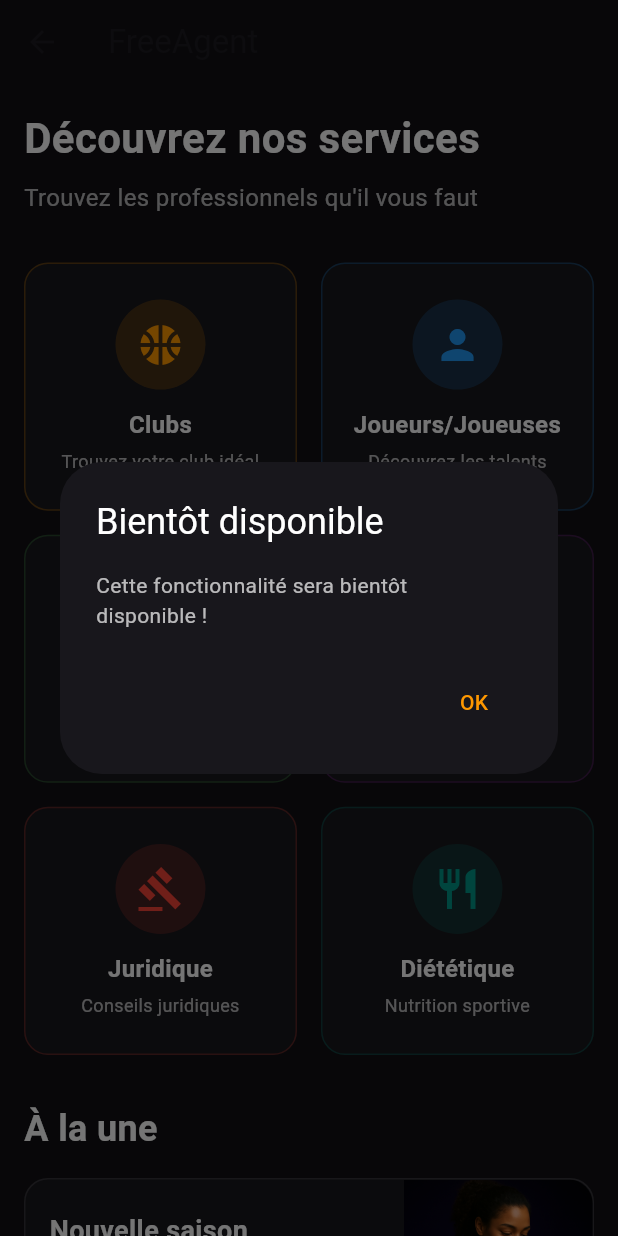
After one commit to marvynclouet/FreeAgenAppMobile, a Flutter app: the ContentSectionsPage screen opened directly, after a tap on "Highlights", on a phone screen of 412 x 824 dp. The commit adds this screen. Run offline on Flutter 3.47's test engine with Material 3 defaults, Android fonts, the phone set to English and light mode, and no system bars; our stand-ins replace image_picker, in_app_purchase, shared_preferences; missing offline and left inert: flutter_stripe, in_app_purchase_android, in_app_purchase_storekit; accounts and stored records are empty.

```diff
--- /dev/null
+++ b/freeagentapp/lib/content_sections_page.dart
@@ -0,0 +1,309 @@
+import 'package:flutter/material.dart';
+import 'clubs_list_page.dart';
+import 'players_list_page.dart';
+import 'coaches_page.dart';
+import 'lawyers_page.dart';
+import 'dietitians_page.dart';
+
+class ContentSectionsPage extends StatelessWidget {
+  const ContentSectionsPage({Key? key}) : super(key: key);
+
+  @override
+  Widget build(BuildContext context) {
+    return Scaffold(
+      backgroundColor: const Color(0xFF111014),
+      appBar: AppBar(
+        title: const Text('FreeAgent'),
+        backgroundColor: const Color(0xFF111014),
+        elevation: 0,
+      ),
+      body: SingleChildScrollView(
+        padding: const EdgeInsets.all(16),
+        child: Column(
+          crossAxisAlignment: CrossAxisAlignment.start,
+          children: [
+            const Text(
+              'Découvrez nos services',
+              style: TextStyle(
+                color: Colors.white,
+                fontSize: 28,
+                fontWeight: FontWeight.bold,
+              ),
+            ),
+            const SizedBox(height: 8),
+            const Text(
+              'Trouvez les professionnels qu\'il vous faut',
+              style: TextStyle(
+                color: Colors.white70,
+                fontSize: 16,
+              ),
+            ),
+            const SizedBox(height: 32),
+
+            // Grille des sections
+            GridView.count(
+              crossAxisCount: 2,
+              shrinkWrap: true,
+              physics: const NeverScrollableScrollPhysics(),
+              mainAxisSpacing: 16,
+              crossAxisSpacing: 16,
+              childAspectRatio: 1.1,
+              children: [
+                _buildSectionCard(
+                  context,
+                  title: 'Clubs',
+                  subtitle: 'Trouvez votre club idéal',
+                  icon: Icons.sports_basketball,
+                  color: Colors.orange,
+                  onTap: () => Navigator.push(
+                    context,
+                    MaterialPageRoute(builder: (context) => const ClubsListPage()),
+                  ),
+                ),
+                _buildSectionCard(
+                  context,
+                  title: 'Joueurs/Joueuses',
+                  subtitle: 'Découvrez les talents',
+                  icon: Icons.person,
+                  color: Colors.blue,
+                  onTap: () => Navigator.push(
+                    context,
+                    MaterialPageRoute(builder: (context) => const PlayersListPage()),
+                  ),
+                ),
+                _buildSectionCard(
+                  context,
+                  title: 'Coachs',
+                  subtitle: 'Trouvez votre coach',
+                  icon: Icons.sports,
+                  color: Colors.green,
+                  onTap: () => Navigator.push(
+                    context,
+                    MaterialPageRoute(builder: (context) => const CoachesPage()),
+                  ),
+                ),
+                _buildSectionCard(
+                  context,
+                  title: 'Highlights',
+                  subtitle: 'Moments forts',
+                  icon: Icons.star,
+                  color: Colors.purple,
+                  onTap: () => _showComingSoon(context),
+                ),
+                _buildSectionCard(
+                  context,
+                  title: 'Juridique',
+                  subtitle: 'Conseils juridiques',
+                  icon: Icons.gavel,
+                  color: Colors.red,
+                  onTap: () => Navigator.push(
+                    context,
+                    MaterialPageRoute(builder: (context) => const LawyersPage()),
+                  ),
+                ),
+                _buildSectionCard(
+                  context,
+                  title: 'Diététique',
+                  subtitle: 'Nutrition sportive',
+                  icon: Icons.restaurant,
+                  color: Colors.teal,
+                  onTap: () => Navigator.push(
+                    context,
+                    MaterialPageRoute(builder: (context) => const DietitiansPage()),
+                  ),
+                ),
+              ],
+            ),
+
+            const SizedBox(height: 32),
+
+            // Section "À la une"
+            const Text(
+              'À la une',
+              style: TextStyle(
+                color: Colors.white,
+                fontSize: 24,
+                fontWeight: FontWeight.bold,
+              ),
+            ),
+            const SizedBox(height: 16),
+
+            _buildHighlightCard(
+              context,
+              title: 'Nouvelle saison 2024-2025',
+              subtitle: 'Les clubs recrutent activement',
+              imageUrl: 'assets/highlights.png',
+              onTap: () => _showComingSoon(context),
+            ),
+
+            const SizedBox(height: 16),
+
+            _buildHighlightCard(
+              context,
+              title: 'Conseils nutrition',
+              subtitle: 'Optimisez vos performances',
+              imageUrl: 'assets/dieat.png',
+              onTap: () => Navigator.push(
+                context,
+                MaterialPageRoute(builder: (context) => const DietitiansPage()),
+              ),
+            ),
+          ],
+        ),
+      ),
+    );
+  }
+
+  Widget _buildSectionCard(
+    BuildContext context, {
+    required String title,
+    required String subtitle,
+    required IconData icon,
+    required Color color,
+    required VoidCallback onTap,
+  }) {
+    return GestureDetector(
+      onTap: onTap,
+      child: Container(
+        decoration: BoxDecoration(
+          color: const Color(0xFF18171C),
+          borderRadius: BorderRadius.circular(16),
+          border: Border.all(color: color.withOpacity(0.3), width: 1),
+        ),
+        child: Padding(
+          padding: const EdgeInsets.all(20),
+          child: Column(
+            mainAxisAlignment: MainAxisAlignment.center,
+            children: [
+              Container(
+                width: 60,
+                height: 60,
+                decoration: BoxDecoration(
+                  color: color.withOpacity(0.2),
+                  borderRadius: BorderRadius.circular(30),
+                ),
+                child: Icon(
+                  icon,
+                  color: color,
+                  size: 32,
+                ),
+              ),
+              const SizedBox(height: 12),
+              Text(
+                title,
+                style: const TextStyle(
+                  color: Colors.white,
+                  fontSize: 16,
+                  fontWeight: FontWeight.bold,
+                ),
+                textAlign: TextAlign.center,
+              ),
+              const SizedBox(height: 4),
+              Text(
+                subtitle,
+                style: const TextStyle(
+                  color: Colors.white70,
+                  fontSize: 12,
+                ),
+                textAlign: TextAlign.center,
+              ),
+            ],
+          ),
+        ),
+      ),
+    );
+  }
+
+  Widget _buildHighlightCard(
+    BuildContext context, {
+    required String title,
+    required String subtitle,
+    required String imageUrl,
+    required VoidCallback onTap,
+  }) {
+    return GestureDetector(
+      onTap: onTap,
+      child: Container(
+        height: 120,
+        decoration: BoxDecoration(
+          color: const Color(0xFF18171C),
+          borderRadius: BorderRadius.circular(16),
+          border: Border.all(color: Colors.white12, width: 1),
+        ),
+        child: Row(
+          children: [
+            Expanded(
+              flex: 2,
+              child: Padding(
+                padding: const EdgeInsets.all(16),
+                child: Column(
+                  crossAxisAlignment: CrossAxisAlignment.start,
+                  mainAxisAlignment: MainAxisAlignment.center,
+                  children: [
+                    Text(
+                      title,
+                      style: const TextStyle(
+                        color: Colors.white,
+                        fontSize: 18,
+                        fontWeight: FontWeight.bold,
+                      ),
+                    ),
+                    const SizedBox(height: 4),
+                    Text(
+                      subtitle,
+                      style: const TextStyle(
+                        color: Colors.white70,
+                        fontSize: 14,
+                      ),
+                    ),
+                  ],
+                ),
+              ),
+            ),
+            Expanded(
+              flex: 1,
+              child: Container(
+                decoration: BoxDecoration(
+                  borderRadius: const BorderRadius.only(
+                    topRight: Radius.circular(16),
+                    bottomRight: Radius.circular(16),
+                  ),
+                  image: DecorationImage(
+                    image: AssetImage(imageUrl),
+                    fit: BoxFit.cover,
+                  ),
+                ),
+              ),
+            ),
+          ],
+        ),
+      ),
+    );
+  }
+
+  void _showComingSoon(BuildContext context) {
+    showDialog(
+      context: context,
+      builder: (context) => AlertDialog(
+        backgroundColor: const Color(0xFF18171C),
+        title: const Text(
+          'Bientôt disponible',
+          style: TextStyle(color: Colors.white),
+        ),
+        content: const Text(
+          'Cette fonctionnalité sera bientôt disponible !',
+          style: TextStyle(color: Colors.white70),
+        ),
+        actions: [
+          TextButton(
+            onPressed: () => Navigator.pop(context),
+            child: const Text(
+              'OK',
+              style: TextStyle(color: Colors.orange),
+            ),
+          ),
+        ],
+      ),
+    );
+  }
+}
--- a/freeagentapp/lib/login_page.dart
+++ b/freeagentapp/lib/login_page.dart
@@ -17,6 +17,7 @@ class _LoginPageState extends State<LoginPage> {
   String email = '';
   String password = '';
   bool isLoading = false;
+  bool _isPasswordVisible = false;
 
   @override
   void initState() {
@@ -127,8 +128,19 @@ class _LoginPageState extends State<LoginPage> {
                         borderSide: BorderSide.none,
                       ),
                       prefixIcon: const Icon(Icons.lock, color: Colors.white38),
+                      suffixIcon: IconButton(
+                        icon: Icon(
+                          _isPasswordVisible ? Icons.visibility : Icons.visibility_off,
+                          color: Colors.white38,
+                        ),
+                        onPressed: () {
+                          setState(() {
+                            _isPasswordVisible = !_isPasswordVisible;
+                          });
+                        },
+                      ),
                     ),
-                    obscureText: true,
+                    obscureText: !_isPasswordVisible,
                     validator: (value) {
                       if (value == null || value.isEmpty) {
                         return 'Veuillez entrer votre mot de passe';
--- a/freeagentapp/lib/register_page.dart
+++ b/freeagentapp/lib/register_page.dart
@@ -27,6 +27,7 @@ class _RegisterPageState extends State<RegisterPage> {
   String email = '';
   String password = '';
   bool isLoading = false;
+  bool _isPasswordVisible = false;
 
   @override
   void initState() {
@@ -168,14 +169,28 @@ class _RegisterPageState extends State<RegisterPage> {
                         borderSide: BorderSide.none,
                       ),
                       prefixIcon: const Icon(Icons.lock, color: Colors.white38),
+                      suffixIcon: IconButton(
+                        icon: Icon(
+                          _isPasswordVisible ? Icons.visibility : Icons.visibility_off,
+                          color: Colors.white38,
+                        ),
+                        onPressed: () {
+                          setState(() {
+                            _isPasswordVisible = !_isPasswordVisible;
+                          });
+                        },
+                      ),
                     ),
-                    obscureText: true,
+                    obscureText: !_isPasswordVisible,
                     validator: (value) {
                       if (value == null || value.isEmpty) {
                         return 'Entrez votre mot de passe';
                       }
                       if (value.length < 6) {
                         return '6 caractères minimum';
+                      }
+                      if (!RegExp(r'^(?=.*[A-Z])(?=.*\d).{6,}$').hasMatch(value)) {
+                        return 'Doit contenir au moins 1 majuscule et 1 chiffre';
                       }
                       return null;
                     },
```
Also changed, not shown: 1 other file.
